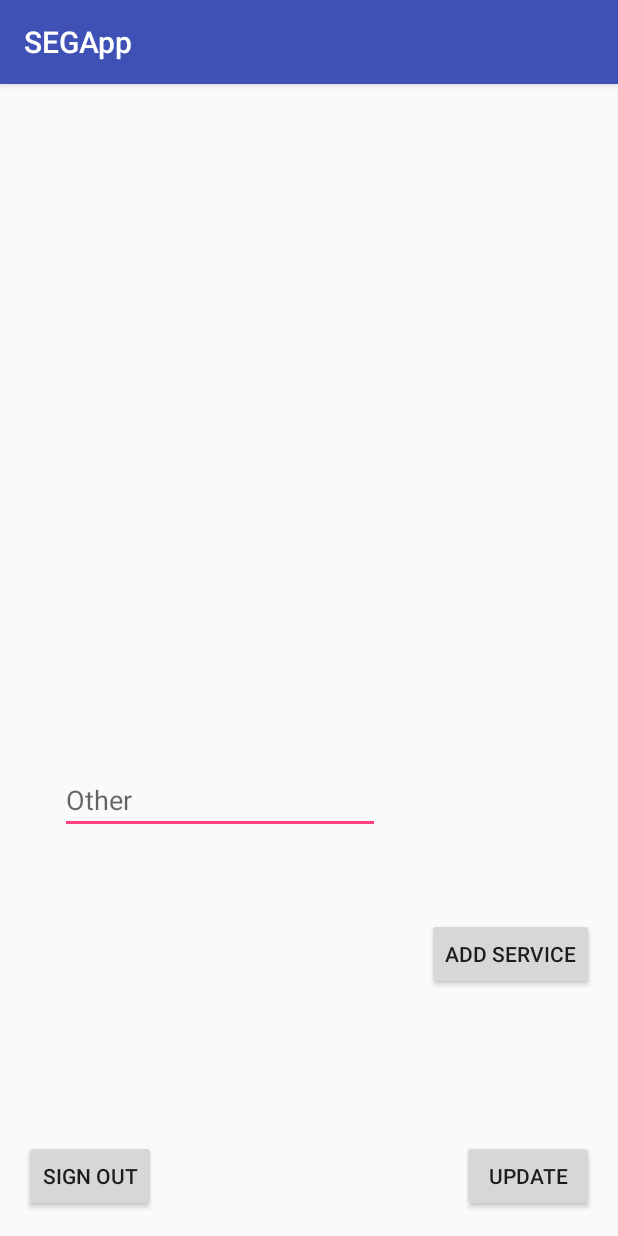
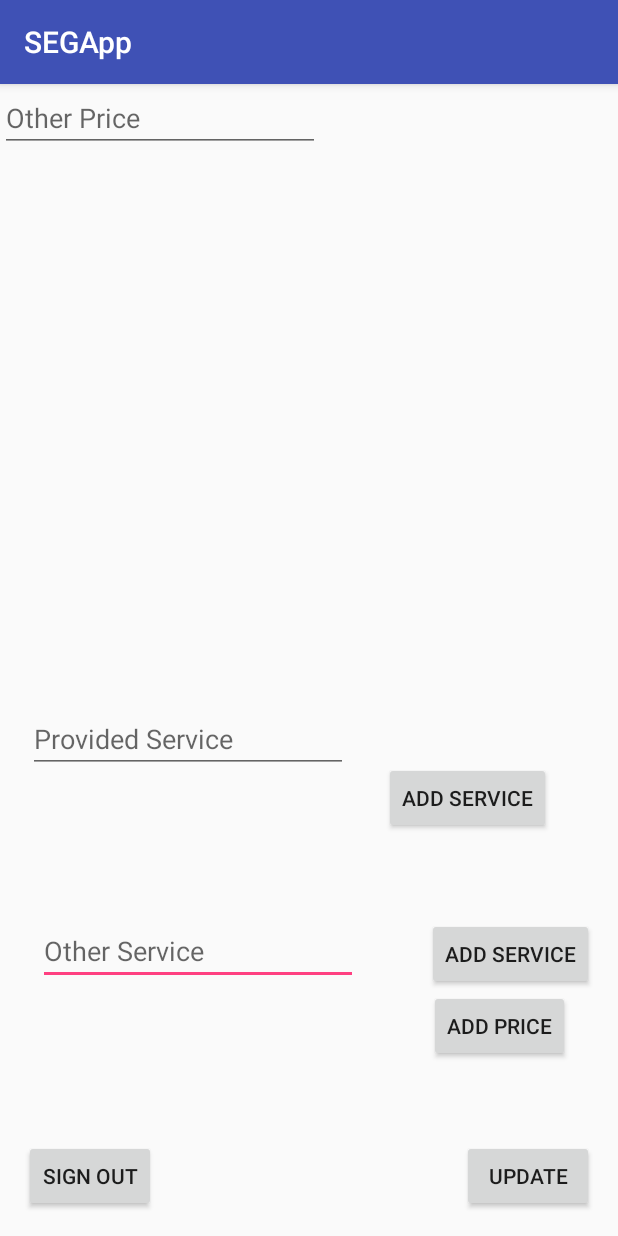
Before and after one commit to mjsannan/Home-Repair-Service, an Android app: the AddService screen opened directly, with no data from a screen before it, on a phone screen of 412 x 824 dp. Run offline under Robolectric (Android 15) with nearby library versions, the phone set to English and light mode, and no system bars; our stand-ins replace Firebase (no records; nobody signed in at launch, a user with empty details on screens opened directly).

Commit message:
Add Services Screen - services printing on screen - problem with onClick

```diff
--- a/androidFiles/app/src/main/java/com/example/maryjoe/segapp/AdminAddUser.java
+++ b/androidFiles/app/src/main/java/com/example/maryjoe/segapp/AdminAddUser.java
@@ -76,7 +76,8 @@ public class AdminAddUser extends AppCompatActivity { // Admin add Service
 
     public String getService(){return serviceType;}
     public String getPriceService(){return priceOfService;}
-    public ArrayList<String> getServiceList(){return serviceList;}
+    public static ArrayList<String> getServiceList(){return serviceList;}
+
     public static void printServiceList(){
         for (int i = 0; i<serviceList.size(); i++){
             System.out.println(serviceList.get(i));
--- a/androidFiles/app/src/main/java/com/example/maryjoe/segapp/SignIn.java
+++ b/androidFiles/app/src/main/java/com/example/maryjoe/segapp/SignIn.java
@@ -95,19 +95,19 @@ public class SignIn extends AppCompatActivity implements View.OnClickListener {
         String password = editTextpassword.getText().toString().trim();
 
         if(email.isEmpty()){
-            editTextemail.setError("Email is needed");
+            editTextemail.setError("Email required");
             editTextemail.requestFocus();
             return;
         }
         if(!Patterns.EMAIL_ADDRESS.matcher(email).matches()){
-            editTextemail.setError("Enter correct email");
+            editTextemail.setError("Incorrect Email");
             editTextemail.requestFocus();
             return;
 
         }
 
         if(password.isEmpty()){
-            editTextpassword.setError("Password is needed");
+            editTextpassword.setError("Password required");
             editTextpassword.requestFocus();
             return;
         }
--- a/androidFiles/app/src/main/res/layout/activity_add_service.xml
+++ b/androidFiles/app/src/main/res/layout/activity_add_service.xml
@@ -5,6 +5,81 @@
     android:layout_width="match_parent"
     android:layout_height="match_parent"
     tools:context=".AddService">
+
+    <TextView
+        android:id="@+id/service1"
+        android:layout_width="wrap_content"
+        android:layout_height="18dp"
+        android:layout_marginStart="64dp"
+        android:layout_marginLeft="64dp"
+        android:layout_marginEnd="8dp"
+        android:layout_marginRight="8dp"
+        app:layout_constraintBottom_toTopOf="@+id/fromDatabase"
+        app:layout_constraintEnd_toStartOf="@+id/service4"
+        app:layout_constraintHorizontal_bias="0.0"
+        app:layout_constraintStart_toStartOf="parent"
+        app:layout_constraintTop_toTopOf="parent"
+        app:layout_constraintVertical_bias="0.15" />
+
+    <TextView
+        android:id="@+id/service6"
+        android:layout_width="wrap_content"
+        android:layout_height="wrap_content"
+        android:layout_marginStart="64dp"
+        android:layout_marginLeft="64dp"
+        android:layout_marginEnd="74dp"
+        android:layout_marginRight="74dp"
+        android:layout_marginBottom="116dp"
+        app:layout_constraintBottom_toTopOf="@+id/providedServiceButton"
+        app:layout_constraintEnd_toEndOf="parent"
+        app:layout_constraintHorizontal_bias="0.538"
+        app:layout_constraintStart_toStartOf="parent" />
+
+    <TextView
+        android:id="@+id/service3"
+        android:layout_width="wrap_content"
+        android:layout_height="0dp"
+        android:layout_marginStart="64dp"
+        android:layout_marginLeft="64dp"
+        android:layout_marginTop="28dp"
+        android:layout_marginEnd="8dp"
+        android:layout_marginRight="8dp"
+        app:layout_constraintEnd_toStartOf="@+id/service6"
+        app:layout_constraintHorizontal_bias="0.008"
+        app:layout_constraintStart_toStartOf="parent"
+        app:layout_constraintTop_toBottomOf="@+id/service2" />
+
+    <TextView
+        android:id="@+id/service2"
+        android:layout_width="wrap_content"
+        android:layout_height="wrap_content"
+        android:layout_marginStart="64dp"
+        android:layout_marginLeft="64dp"
+        android:layout_marginTop="16dp"
+        app:layout_constraintStart_toStartOf="parent"
+        app:layout_constraintTop_toBottomOf="@+id/service1" />
+
+    <TextView
+        android:id="@+id/service4"
+        android:layout_width="wrap_content"
+        android:layout_height="wrap_content"
+        android:layout_marginStart="132dp"
+        android:layout_marginLeft="132dp"
+        android:layout_marginTop="32dp"
+        android:layout_marginBottom="20dp"
+        app:layout_constraintBottom_toTopOf="@+id/service5"
+        app:layout_constraintStart_toEndOf="@+id/service1"
+        app:layout_constraintTop_toTopOf="parent" />
+
+    <TextView
+        android:id="@+id/service5"
+        android:layout_width="wrap_content"
+        android:layout_height="0dp"
+        android:layout_marginStart="132dp"
+        android:layout_marginLeft="132dp"
+        android:layout_marginBottom="28dp"
+        app:layout_constraintBottom_toTopOf="@+id/service6"
+        app:layout_constraintStart_toEndOf="@+id/service2" />
 
     <EditText
         android:id="@+id/otherService"
@@ -17,12 +92,14 @@
         android:layout_marginRight="144dp"
         android:layout_marginBottom="167dp"
         android:ems="10"
-        android:hint="Other"
+        android:hint="Other Service"
         android:inputType="textPersonName"
         app:layout_constraintBottom_toBottomOf="parent"
         app:layout_constraintEnd_toEndOf="parent"
+        app:layout_constraintHorizontal_bias="0.0"
         app:layout_constraintStart_toStartOf="parent"
-        app:layout_constraintTop_toTopOf="parent" />
+        app:layout_constraintTop_toTopOf="parent"
+        app:layout_constraintVertical_bias="1.0" />
 
     <Button
         android:id="@+id/addServiceButton"
@@ -55,7 +132,59 @@
         android:layout_marginEnd="16dp"
         android:layout_marginRight="16dp"
         android:layout_marginBottom="16dp"
+        android:onClick="updateButton"
         android:text="Update"
         app:layout_constraintBottom_toBottomOf="parent"
         app:layout_constraintEnd_toEndOf="parent" />
+
+    <EditText
+        android:id="@+id/priceOther"
+        android:layout_width="wrap_content"
+        android:layout_height="wrap_content"
+        android:ems="10"
+        android:hint="Other Price"
+        android:inputType="number"
+        tools:layout_editor_absoluteX="26dp"
+        tools:layout_editor_absoluteY="405dp" />
+
+    <Button
+        android:id="@+id/addPriceButton"
+        android:layout_width="wrap_content"
+        android:layout_height="wrap_content"
+        android:layout_marginEnd="32dp"
+        android:layout_marginRight="32dp"
+        android:layout_marginBottom="52dp"
+        android:onClick="AddServiceClick"
+        android:text="Add Price"
+        app:layout_constraintBottom_toTopOf="@+id/updateButton"
+        app:layout_constraintEnd_toEndOf="parent"
+        app:layout_constraintTop_toBottomOf="@+id/addServiceButton"
+        app:layout_constraintVertical_bias="0.0" />
+
+    <EditText
+        android:id="@+id/fromDatabase"
+        android:layout_width="wrap_content"
+        android:layout_height="wrap_content"
+        android:ems="10"
+        android:hint="Provided Service"
+        android:inputType="textPersonName"
+        app:layout_constraintBottom_toTopOf="@+id/otherService"
+        app:layout_constraintEnd_toEndOf="parent"
+        app:layout_constraintHorizontal_bias="0.094"
+        app:layout_constraintStart_toStartOf="parent"
+        app:layout_constraintTop_toTopOf="parent"
+        app:layout_constraintVertical_bias="0.812" />
+
+    <Button
+        android:id="@+id/providedServiceButton"
+        android:layout_width="wrap_content"
+        android:layout_height="wrap_content"
+        android:layout_marginStart="24dp"
+        android:layout_marginLeft="24dp"
+        android:layout_marginBottom="56dp"
+        android:onClick="fromDatabaseButton"
+        android:text="Add Service"
+        app:layout_constraintBottom_toTopOf="@+id/addServiceButton"
+        app:layout_constraintStart_toEndOf="@+id/fromDatabase" />
+
 </android.support.constraint.ConstraintLayout>
--- a/androidFiles/app/src/main/res/layout/welcome_page.xml
+++ b/androidFiles/app/src/main/res/layout/welcome_page.xml
@@ -23,6 +23,8 @@
         android:layout_width="wrap_content"
         android:layout_height="wrap_content"
         android:layout_marginTop="128dp"
+        android:layout_marginEnd="5dp"
+        android:layout_marginRight="5dp"
         android:text=""
         android:textColor="@color/colorPrimaryDark"
         android:textSize="24sp"
@@ -67,7 +69,7 @@
         android:layout_marginEnd="16dp"
         android:layout_marginRight="16dp"
         android:layout_marginBottom="16dp"
-        android:onClick="continueButton"
+        android:onClick="onClick"
         android:text="Continue"
         app:layout_constraintBottom_toBottomOf="parent"
         app:layout_constraintEnd_toEndOf="parent"
```
Also changed, not shown: androidFiles/app/src/main/java/com/example/maryjoe/segapp/AddService.java (+208 -6 lines), androidFiles/app/src/main/java/com/example/maryjoe/segapp/WelcomePage.java (+8 -3 lines).
